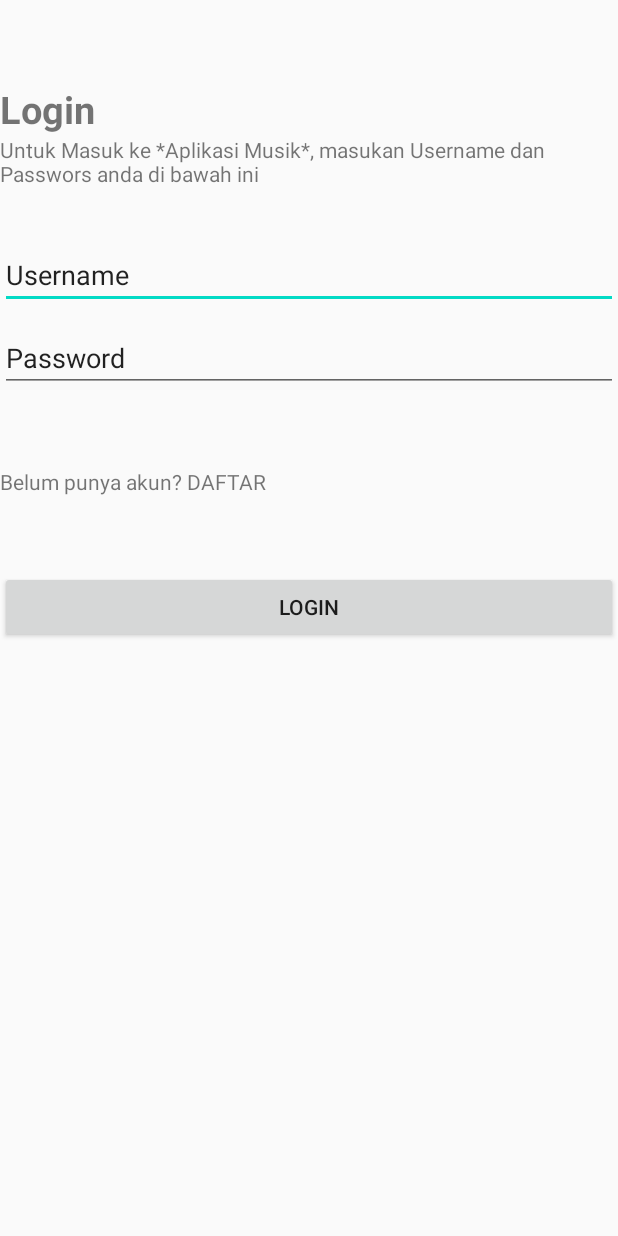
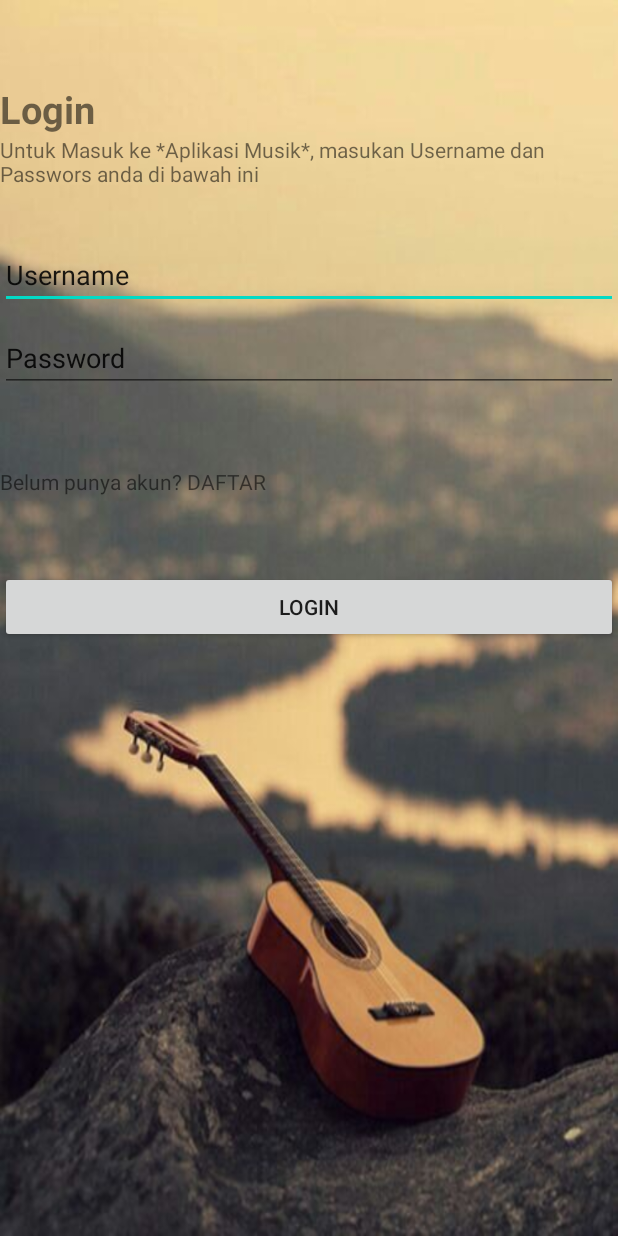
Before and after one commit to farahfitriavidaa/tubesandroid, an Android app: the DuaActivity screen opened directly, with no data from a screen before it, on a phone screen of 412 x 824 dp. Run offline under Robolectric (Android 15) with nearby library versions, the phone set to English and light mode, and no system bars.

Commit message:
ha hi TampilanLogin Tambahan ayo bisa bisaaa bisaaaaa

```diff
--- a/app/src/main/res/layout/loggin.xml
+++ b/app/src/main/res/layout/loggin.xml
@@ -6,25 +6,13 @@
     android:layout_width="match_parent"
     android:layout_height="match_parent">
 
-    <ImageView
-        android:id="@+id/Background"
-        android:layout_width="wrap_content"
-        android:layout_height="732dp"
-        android:layout_weight="1"
-        android:adjustViewBounds="true"
-        android:scaleType="fitXY"
-        android:scrollbarSize="6dp"
-        app:layout_constraintBottom_toBottomOf="parent"
-        app:layout_constraintTop_toTopOf="parent"
-        app:layout_constraintVertical_bias="0.0"
-        app:srcCompat="@drawable/awal"
-        tools:layout_editor_absoluteX="0dp"
-        />
+
 
     <LinearLayout
         android:layout_width="match_parent"
         android:layout_height="match_parent"
-        android:orientation="vertical">
+        android:orientation="vertical"
+        android:background="@drawable/awal">
 
         <Space
             android:layout_width="match_parent"
@@ -36,7 +24,7 @@
             android:layout_height="wrap_content"
             android:text="@string/login1"
             android:textSize="25dp"
-            android:textStyle="bold"/>
+            android:textStyle="bold" />
 
         <TextView
             android:id="@+id/textDua"
```
Also changed, not shown: app/src/main/res/layout/play.xml (+4 -5 lines).
